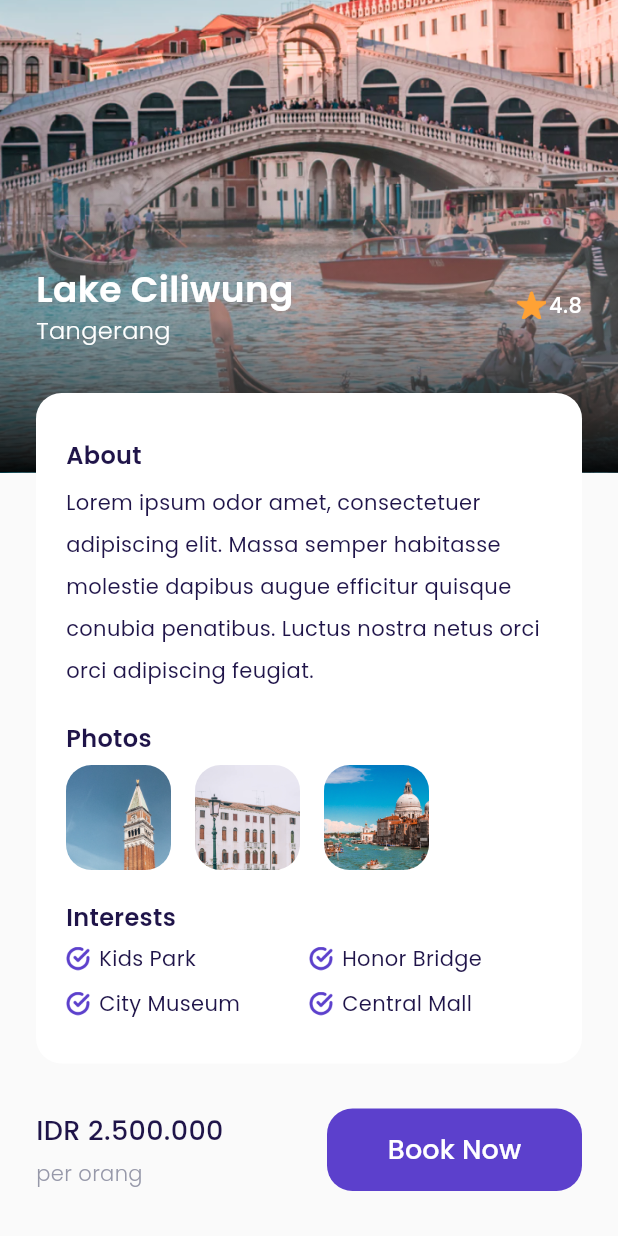
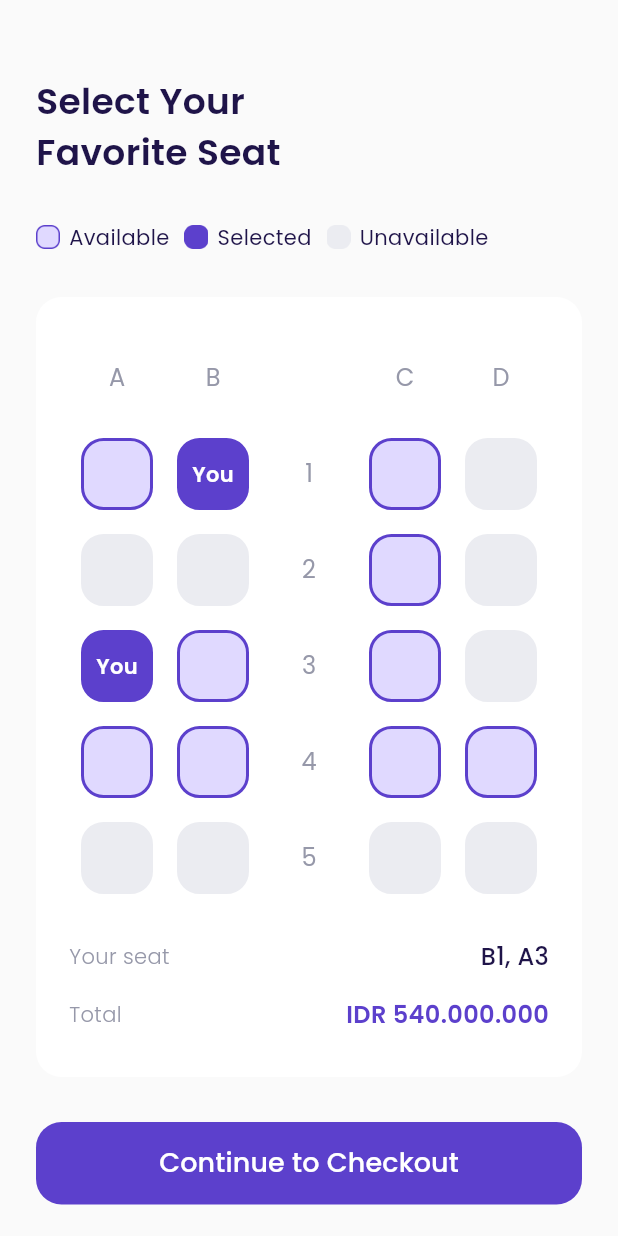
Before and after one commit to Jerry2204/airplane-mobile-flutter, a Flutter app: the DetailPage screen opened directly, scrolled down 135 dp, after a tap on "Book Now", on a phone screen of 412 x 824 dp. Run offline on Flutter 3.47's test engine with Material 3 defaults, Android fonts, the phone set to English and light mode, and no system bars; our stand-ins replace firebase_core, google_fonts; accounts and stored records are empty.

Commit message:
finishing choose seat page

```diff
--- a/lib/shared/theme.dart
+++ b/lib/shared/theme.dart
@@ -13,6 +13,8 @@ Color kRedColor = const Color(0xffEB70A5);
 Color kBackgroundColor = const Color(0xffFAFAFA);
 Color kInactiveColor = const Color(0xffDBD7EC);
 Color kTransparentColor = Colors.transparent;
+Color kUnavailableColor = const Color(0xffEBECF1);
+Color kAvailableColor = const Color(0xffE0D9FF);
 
 TextStyle blackTextStyle = GoogleFonts.poppins(
   color: kBlackColor,
--- /dev/null
+++ b/lib/ui/pages/choose_seat_page.dart
@@ -0,0 +1,440 @@
+import 'package:airplane/shared/theme.dart';
+import 'package:airplane/ui/widgets/custom_button.dart';
+import 'package:airplane/ui/widgets/seat_item.dart';
+import 'package:flutter/material.dart';
+
+class ChooseSeatPage extends StatelessWidget {
+  const ChooseSeatPage({super.key});
+
+  Widget title() {
+    return Container(
+      margin: EdgeInsets.only(
+        top: 50,
+      ),
+      child: Text(
+        'Select Your\nFavorite Seat',
+        style: blackTextStyle.copyWith(
+          fontSize: 24,
+          fontWeight: semiBold,
+        ),
+      ),
+    );
+  }
+
+  Widget seatStatus() {
+    return Container(
+      margin: EdgeInsets.only(
+        top: 30,
+      ),
+      child: Row(
+        // NOTE: AVAILABLE
+        children: [
+          Container(
+            width: 16,
+            height: 16,
+            margin: EdgeInsets.only(
+              right: 6,
+            ),
+            decoration: BoxDecoration(
+              image: DecorationImage(
+                image: AssetImage(
+                  'assets/icon_available.png',
+                ),
+              ),
+            ),
+          ),
+          Text(
+            'Available',
+            style: blackTextStyle,
+          ),
+          Container(
+            width: 16,
+            height: 16,
+            margin: EdgeInsets.only(
+              left: 10,
+              right: 6,
+            ),
+            decoration: BoxDecoration(
+              image: DecorationImage(
+                image: AssetImage(
+                  'assets/icon_selected.png',
+                ),
+              ),
+            ),
+          ),
+          Text(
+            'Selected',
+            style: blackTextStyle,
+          ),
+          Container(
+            width: 16,
+            height: 16,
+            margin: EdgeInsets.only(
+              left: 10,
+              right: 6,
+            ),
+            decoration: BoxDecoration(
+              image: DecorationImage(
+                image: AssetImage(
+                  'assets/icon_unselected.png',
+                ),
+              ),
+            ),
+          ),
+          Text(
+            'Unavailable',
+            style: blackTextStyle,
+          ),
+        ],
+      ),
+    );
+  }
+
+  Widget selectSeat() {
+    return Container(
+      width: double.infinity,
+      padding: EdgeInsets.symmetric(
+        horizontal: 22,
+        vertical: 30,
+      ),
+      margin: EdgeInsets.only(
+        top: 30,
+      ),
+      decoration: BoxDecoration(
+        color: kWhiteColor,
+        borderRadius: BorderRadius.circular(
+          defaultRadius,
+        ),
+      ),
+      child: Column(
+        children: [
+          // NOTE: SEAT INDICATOR
+          Row(
+            mainAxisAlignment: MainAxisAlignment.spaceAround,
+            children: [
+              Container(
+                width: 48,
+                height: 48,
+                child: Center(
+                  child: Text(
+                    'A',
+                    style: grayTextStyle.copyWith(
+                      fontSize: 16,
+                    ),
+                  ),
+                ),
+              ),
+              Container(
+                width: 48,
+                height: 48,
+                child: Center(
+                  child: Text(
+                    'B',
+                    style: grayTextStyle.copyWith(
+                      fontSize: 16,
+                    ),
+                  ),
+                ),
+              ),
+              Container(
+                width: 48,
+                height: 48,
+                child: Center(
+                  child: Text(
+                    '',
+                    style: grayTextStyle.copyWith(
+                      fontSize: 16,
+                    ),
+                  ),
+                ),
+              ),
+              Container(
+                width: 48,
+                height: 48,
+                child: Center(
+                  child: Text(
+                    'C',
+                    style: grayTextStyle.copyWith(
+                      fontSize: 16,
+                    ),
+                  ),
+                ),
+              ),
+              Container(
+                width: 48,
+                height: 48,
+                child: Center(
+                  child: Text(
+                    'D',
+                    style: grayTextStyle.copyWith(
+                      fontSize: 16,
+                    ),
+                  ),
+                ),
+              ),
+            ],
+          ),
+
+          // NOTE: SEAT 1
+          Container(
+            margin: EdgeInsets.only(
+              top: 16,
+            ),
+            child: Row(
+              mainAxisAlignment: MainAxisAlignment.spaceAround,
+              children: [
+                SeatItem(
+                  status: 0,
+                ),
+                SeatItem(
+                  status: 1,
+                ),
+                Container(
+                  width: 48,
+                  height: 48,
+                  child: Center(
+                    child: Text(
+                      '1',
+                      style: grayTextStyle.copyWith(
+                        fontSize: 16,
+                      ),
+                    ),
+                  ),
+                ),
+                SeatItem(
+                  status: 0,
+                ),
+                SeatItem(
+                  status: 2,
+                ),
+              ],
+            ),
+          ),
+
+          // NOTE: SEAT 2
+          Container(
+            margin: EdgeInsets.only(
+              top: 16,
+            ),
+            child: Row(
+              mainAxisAlignment: MainAxisAlignment.spaceAround,
+              children: [
+                SeatItem(
+                  status: 2,
+                ),
+                SeatItem(
+                  status: 2,
+                ),
+                Container(
+                  width: 48,
+                  height: 48,
+                  child: Center(
+                    child: Text(
+                      '2',
+                      style: grayTextStyle.copyWith(
+                        fontSize: 16,
+                      ),
+                    ),
+                  ),
+                ),
+                SeatItem(
+                  status: 0,
+                ),
+                SeatItem(
+                  status: 2,
+                ),
+              ],
+            ),
+          ),
+
+          // NOTE: SEAT 3
+          Container(
+            margin: EdgeInsets.only(
+              top: 16,
+            ),
+            child: Row(
+              mainAxisAlignment: MainAxisAlignment.spaceAround,
+              children: [
+                SeatItem(
+                  status: 1,
+                ),
+                SeatItem(
+                  status: 0,
+                ),
+                Container(
+                  width: 48,
+                  height: 48,
+                  child: Center(
+                    child: Text(
+                      '3',
+                      style: grayTextStyle.copyWith(
+                        fontSize: 16,
+                      ),
+                    ),
+                  ),
+                ),
+                SeatItem(
+                  status: 0,
+                ),
+                SeatItem(
+                  status: 2,
+                ),
+              ],
+            ),
+          ),
+
+          // NOTE: SEAT 4
+          Container(
+            margin: EdgeInsets.only(
+              top: 16,
+            ),
+            child: Row(
+              mainAxisAlignment: MainAxisAlignment.spaceAround,
+              children: [
+                SeatItem(
+                  status: 0,
+                ),
+                SeatItem(
+                  status: 0,
+                ),
+                Container(
+                  width: 48,
+                  height: 48,
+                  child: Center(
+                    child: Text(
+                      '4',
+                      style: grayTextStyle.copyWith(
+                        fontSize: 16,
+                      ),
+                    ),
+                  ),
+                ),
+                SeatItem(
+                  status: 0,
+                ),
+                SeatItem(
+                  status: 0,
+                ),
+              ],
+            ),
+          ),
+
+          // NOTE: SEAT 5
+          Container(
+            margin: EdgeInsets.only(
+              top: 16,
+            ),
+            child: Row(
+              mainAxisAlignment: MainAxisAlignment.spaceAround,
+              children: [
+                SeatItem(
+                  status: 2,
+                ),
+                SeatItem(
+                  status: 2,
+                ),
+                Container(
+                  width: 48,
+                  height: 48,
+                  child: Center(
+                    child: Text(
+                      '5',
+                      style: grayTextStyle.copyWith(
+                        fontSize: 16,
+                      ),
+                    ),
+                  ),
+                ),
+                SeatItem(
+                  status: 2,
+                ),
+                SeatItem(
+                  status: 2,
+                ),
+              ],
+            ),
+          ),
+
+          // NOTE: YOUR SEAT
+          Container(
+            margin: EdgeInsets.only(
+              top: 30,
+            ),
+            child: Row(
+              mainAxisAlignment: MainAxisAlignment.spaceBetween,
+              children: [
+                Text(
+                  'Your seat',
+                  style: grayTextStyle.copyWith(
+                    fontWeight: light,
+                  ),
+                ),
+                Text(
+                  'B1, A3',
+                  style: blackTextStyle.copyWith(
+                    fontSize: 16,
+                    fontWeight: medium,
+                  ),
+                ),
+              ],
+            ),
+          ),
+
+          // NOTE: TOTAL
+          Container(
+            margin: EdgeInsets.only(
+              top: 16,
+            ),
+            child: Row(
+              mainAxisAlignment: MainAxisAlignment.spaceBetween,
+              children: [
+                Text(
+                  'Total',
+                  style: grayTextStyle.copyWith(
+                    fontWeight: light,
+                  ),
+                ),
+                Text(
+                  'IDR 540.000.000',
+                  style: purpleTextStyle.copyWith(
+                    fontSize: 16,
+                    fontWeight: semiBold,
+                  ),
+                ),
+              ],
+            ),
+          ),
+        ],
+      ),
+    );
+  }
+
+  Widget checkoutButton() {
+    return CustomButton(
+      title: 'Continue to Checkout',
+      onPressed: () {},
+      margin: EdgeInsets.only(
+        top: 30,
+        bottom: 46,
+      ),
+    );
+  }
+
+  @override
+  Widget build(BuildContext context) {
+    return Scaffold(
+      backgroundColor: kBackgroundColor,
+      body: ListView(
+        padding: EdgeInsets.symmetric(
+          horizontal: defaultMargin,
+        ),
+        children: [
+          title(),
+          seatStatus(),
+          selectSeat(),
+          checkoutButton(),
+        ],
+      ),
+    );
+  }
+}
--- a/lib/ui/pages/detail_page.dart
+++ b/lib/ui/pages/detail_page.dart
@@ -1,4 +1,5 @@
 import 'package:airplane/shared/theme.dart';
+import 'package:airplane/ui/pages/choose_seat_page.dart';
 import 'package:airplane/ui/widgets/custom_button.dart';
 import 'package:airplane/ui/widgets/interest_item.dart';
 import 'package:airplane/ui/widgets/photo_item.dart';
@@ -267,7 +268,14 @@ class DetailPage extends StatelessWidget {
                   // NOTE: BOOK BUTTON
                   CustomButton(
                     title: 'Book Now',
-                    onPressed: () {},
+                    onPressed: () {
+                      Navigator.push(
+                        context,
+                        MaterialPageRoute(
+                          builder: (context) => ChooseSeatPage(),
+                        ),
+                      );
+                    },
                     width: 170,
                   ),
                 ],
--- /dev/null
+++ b/lib/ui/widgets/seat_item.dart
@@ -0,0 +1,75 @@
+import 'package:airplane/shared/theme.dart';
+import 'package:flutter/material.dart';
+
+class SeatItem extends StatelessWidget {
+  final int status;
+  const SeatItem({
+    super.key,
+    required this.status,
+  });
+
+  @override
+  Widget build(BuildContext context) {
+    backgroundColor() {
+      switch (status) {
+        case 0:
+          return kAvailableColor;
+        case 1:
+          return kPrimaryColor;
+        case 2:
+          return kUnavailableColor;
+        default:
+          return kUnavailableColor;
+      }
+    }
+
+    borderColor() {
+      switch (status) {
+        case 0:
+          return kPrimaryColor;
+        case 1:
+          return kPrimaryColor;
+        case 2:
+          return kUnavailableColor;
+        default:
+          return kUnavailableColor;
+      }
+    }
+
+    child() {
+      switch (status) {
+        case 0:
+          return SizedBox();
+        case 1:
+          return Center(
+            child: Text(
+              'You',
+              style: whiteTextStyle.copyWith(
+                fontWeight: semiBold,
+              ),
+            ),
+          );
+        case 2:
+          return SizedBox();
+        default:
+          return SizedBox();
+      }
+    }
+
+    return Container(
+      width: 48,
+      height: 48,
+      decoration: BoxDecoration(
+        color: backgroundColor(),
+        borderRadius: BorderRadius.circular(
+          15,
+        ),
+        border: Border.all(
+          color: borderColor(),
+          width: 2,
+        ),
+      ),
+      child: child(),
+    );
+  }
+}
```
Also changed, not shown: lib/ui/pages/checkout_page.dart (added).
